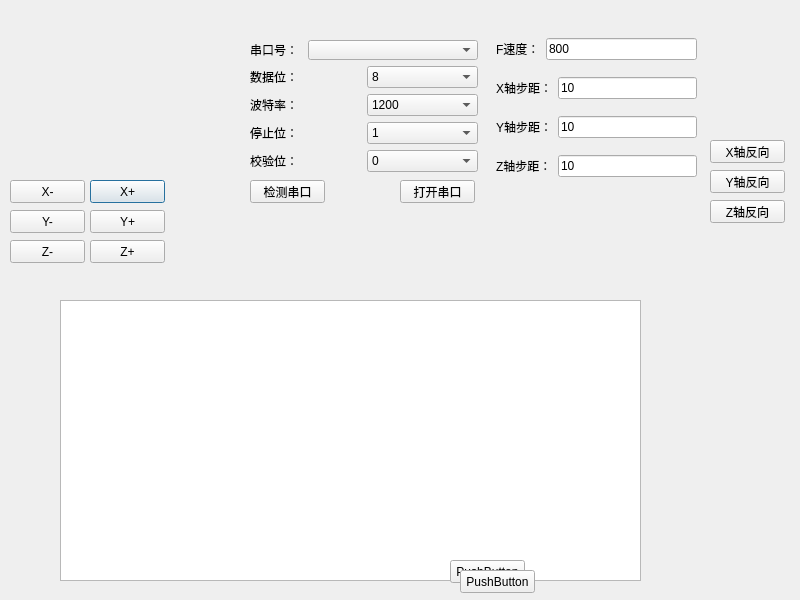
First picture: the form in LaserControl/mainwindow.ui, repository xiaoPengfile/LaserEngraveTest, before the edit.
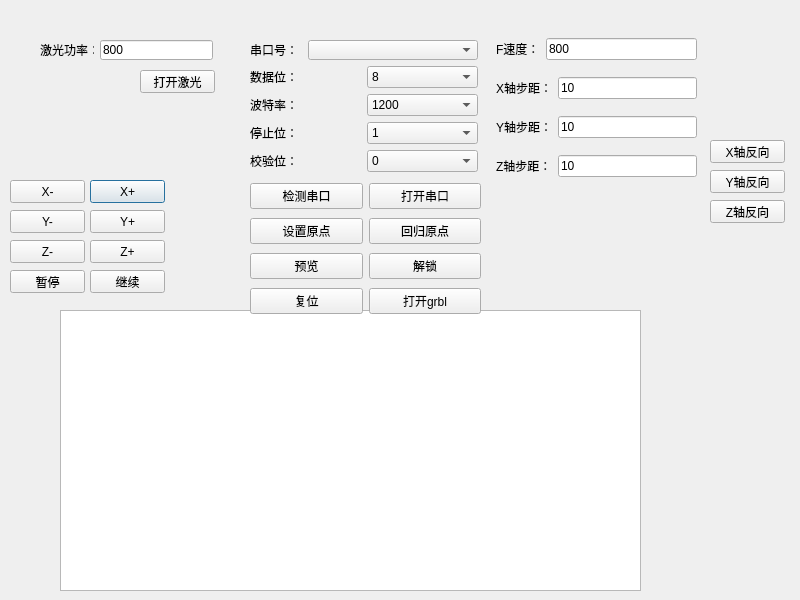
Second picture: the form after the edit.

Commit message: 第三次提交：修改了发送数据和当有串口发送消息的槽函数，实现了激光的打开与关闭，设置原点，回归原点的操作

Diff of the .ui file:
```diff
--- a/LaserControl/mainwindow.ui
+++ b/LaserControl/mainwindow.ui
@@ -39,32 +39,6 @@
     <string>X-</string>
    </property>
   </widget>
-  <widget class="QPushButton" name="searchSerialBtn">
-   <property name="geometry">
-    <rect>
-     <x>250</x>
-     <y>180</y>
-     <width>75</width>
-     <height>23</height>
-    </rect>
-   </property>
-   <property name="text">
-    <string>检测串口</string>
-   </property>
-  </widget>
-  <widget class="QPushButton" name="openSerialBtn">
-   <property name="geometry">
-    <rect>
-     <x>400</x>
-     <y>180</y>
-     <width>75</width>
-     <height>23</height>
-    </rect>
-   </property>
-   <property name="text">
-    <string>打开串口</string>
-   </property>
-  </widget>
   <widget class="QWidget" name="layoutWidget">
    <property name="geometry">
     <rect>
@@ -219,7 +193,7 @@
    <property name="geometry">
     <rect>
      <x>60</x>
-     <y>300</y>
+     <y>310</y>
      <width>581</width>
      <height>281</height>
     </rect>
@@ -383,32 +357,6 @@
     <string>Y+</string>
    </property>
   </widget>
-  <widget class="QPushButton" name="pushButton_3">
-   <property name="geometry">
-    <rect>
-     <x>450</x>
-     <y>560</y>
-     <width>75</width>
-     <height>23</height>
-    </rect>
-   </property>
-   <property name="text">
-    <string>PushButton</string>
-   </property>
-  </widget>
-  <widget class="QPushButton" name="pushButton_4">
-   <property name="geometry">
-    <rect>
-     <x>460</x>
-     <y>570</y>
-     <width>75</width>
-     <height>23</height>
-    </rect>
-   </property>
-   <property name="text">
-    <string>PushButton</string>
-   </property>
-  </widget>
   <widget class="QPushButton" name="zLeftMoveBtn">
    <property name="geometry">
     <rect>
@@ -435,6 +383,139 @@
     <string>Z+</string>
    </property>
   </widget>
+  <widget class="QLineEdit" name="openLaserLineEdit">
+   <property name="geometry">
+    <rect>
+     <x>100</x>
+     <y>40</y>
+     <width>113</width>
+     <height>20</height>
+    </rect>
+   </property>
+   <property name="text">
+    <string>800</string>
+   </property>
+  </widget>
+  <widget class="QLabel" name="label_10">
+   <property name="geometry">
+    <rect>
+     <x>40</x>
+     <y>40</y>
+     <width>54</width>
+     <height>20</height>
+    </rect>
+   </property>
+   <property name="text">
+    <string>激光功率：</string>
+   </property>
+  </widget>
+  <widget class="QPushButton" name="openLaserBtn">
+   <property name="geometry">
+    <rect>
+     <x>140</x>
+     <y>70</y>
+     <width>75</width>
+     <height>23</height>
+    </rect>
+   </property>
+   <property name="text">
+    <string>打开激光</string>
+   </property>
+  </widget>
+  <widget class="QPushButton" name="pauseBtn">
+   <property name="geometry">
+    <rect>
+     <x>10</x>
+     <y>270</y>
+     <width>75</width>
+     <height>23</height>
+    </rect>
+   </property>
+   <property name="text">
+    <string>暂停</string>
+   </property>
+  </widget>
+  <widget class="QPushButton" name="continueBtn">
+   <property name="geometry">
+    <rect>
+     <x>90</x>
+     <y>270</y>
+     <width>75</width>
+     <height>23</height>
+    </rect>
+   </property>
+   <property name="text">
+    <string>继续</string>
+   </property>
+  </widget>
+  <widget class="QWidget" name="">
+   <property name="geometry">
+    <rect>
+     <x>250</x>
+     <y>180</y>
+     <width>231</width>
+     <height>141</height>
+    </rect>
+   </property>
+   <layout class="QGridLayout" name="gridLayout">
+    <item row="2" column="1">
+     <widget class="QPushButton" name="unlockBtn">
+      <property name="text">
+       <string>解锁</string>
+      </property>
+     </widget>
+    </item>
+    <item row="3" column="1">
+     <widget class="QPushButton" name="openGrbl">
+      <property name="text">
+       <string>打开grbl</string>
+      </property>
+     </widget>
+    </item>
+    <item row="1" column="1">
+     <widget class="QPushButton" name="RegressionOriginBtn">
+      <property name="text">
+       <string>回归原点</string>
+      </property>
+     </widget>
+    </item>
+    <item row="3" column="0">
+     <widget class="QPushButton" name="restorationBtn">
+      <property name="text">
+       <string>复位</string>
+      </property>
+     </widget>
+    </item>
+    <item row="0" column="0">
+     <widget class="QPushButton" name="searchSerialBtn">
+      <property name="text">
+       <string>检测串口</string>
+      </property>
+     </widget>
+    </item>
+    <item row="0" column="1">
+     <widget class="QPushButton" name="openSerialBtn">
+      <property name="text">
+       <string>打开串口</string>
+      </property>
+     </widget>
+    </item>
+    <item row="2" column="0">
+     <widget class="QPushButton" name="previewBtn">
+      <property name="text">
+       <string>预览</string>
+      </property>
+     </widget>
+    </item>
+    <item row="1" column="0">
+     <widget class="QPushButton" name="setTheOriginBtn">
+      <property name="text">
+       <string>设置原点</string>
+      </property>
+     </widget>
+    </item>
+   </layout>
+  </widget>
  </widget>
  <resources/>
  <connections/>
```
The commit also changes 2 other files.
